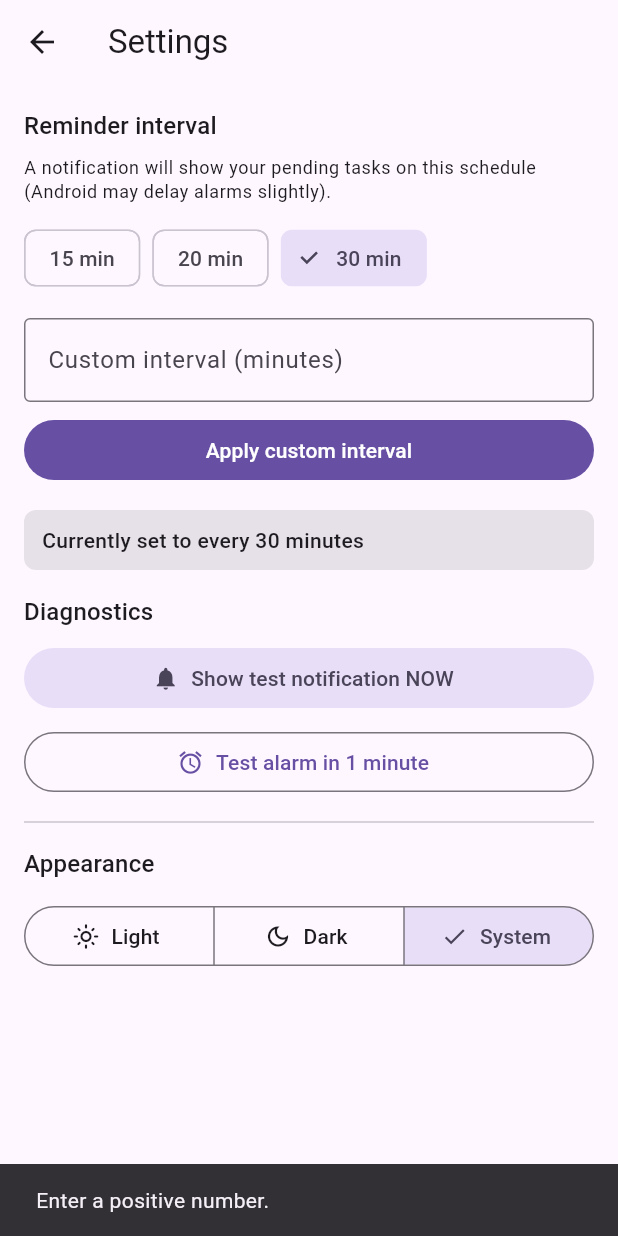
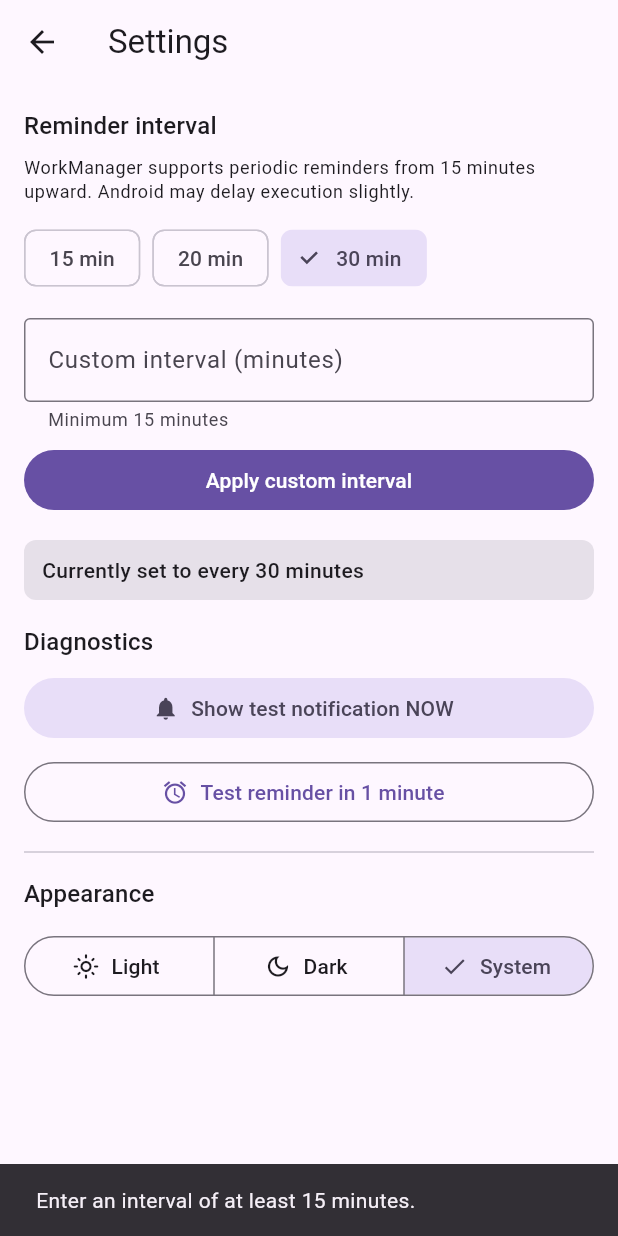
Before and after one commit to jatinbscllb1232802-create/mylifemanager, a Flutter app: the SettingsScreen screen opened directly, after a tap on "Apply custom interval", on a phone screen of 412 x 824 dp. Run offline on Flutter 3.47's test engine with Material 3 defaults, Android fonts, the light colour scheme and no system bars; our stand-ins replace cloud_firestore, connectivity_plus, firebase_auth, firebase_core, flutter_local_notifications, google_sign_in and 4 more; missing offline and left inert: workmanager; accounts and stored records are empty; statements that could not run were skipped.

Commit message:
Make reminder settings and diagnostics accurately describe WorkManager

```diff
--- a/lib/screens/settings_screen.dart
+++ b/lib/screens/settings_screen.dart
@@ -43,8 +43,8 @@ class _SettingsScreenState extends State<SettingsScreen> {
       SnackBar(
         content: Text(
           ok
-              ? 'Alarm scheduled in ~1 min. Put app in background.'
-              : 'Failed to schedule alarm. Allow Alarms & reminders permission.',
+              ? 'One-off WorkManager test scheduled in ~1 min. Put app in background.'
+              : 'Failed to schedule the WorkManager test.',
         ),
       ),
     );
@@ -66,7 +66,7 @@ class _SettingsScreenState extends State<SettingsScreen> {
           ),
           const SizedBox(height: 8),
           Text(
-            'A notification will show your pending tasks on this schedule (Android may delay alarms slightly).',
+            'WorkManager supports periodic reminders from 15 minutes upward. Android may delay execution slightly.',
             style: Theme.of(context).textTheme.bodySmall,
           ),
           const SizedBox(height: 12),
@@ -92,6 +92,7 @@ class _SettingsScreenState extends State<SettingsScreen> {
             keyboardType: TextInputType.number,
             decoration: const InputDecoration(
               labelText: 'Custom interval (minutes)',
+              helperText: 'Minimum 15 minutes',
               border: OutlineInputBorder(),
             ),
           ),
@@ -99,9 +100,11 @@ class _SettingsScreenState extends State<SettingsScreen> {
           FilledButton(
             onPressed: () async {
               final raw = int.tryParse(_customController.text.trim());
-              if (raw == null || raw <= 0) {
+              if (raw == null || raw < ReminderScheduler.minimumIntervalMinutes) {
                 ScaffoldMessenger.of(context).showSnackBar(
-                  const SnackBar(content: Text('Enter a positive number.')),
+                  const SnackBar(
+                    content: Text('Enter an interval of at least 15 minutes.'),
+                  ),
                 );
                 return;
               }
@@ -147,7 +150,7 @@ class _SettingsScreenState extends State<SettingsScreen> {
           OutlinedButton.icon(
             onPressed: _scheduleOneMinuteAlarm,
             icon: const Icon(Icons.alarm),
-            label: const Text('Test alarm in 1 minute'),
+            label: const Text('Test reminder in 1 minute'),
           ),
           const Divider(height: 32),
           Text(
```
